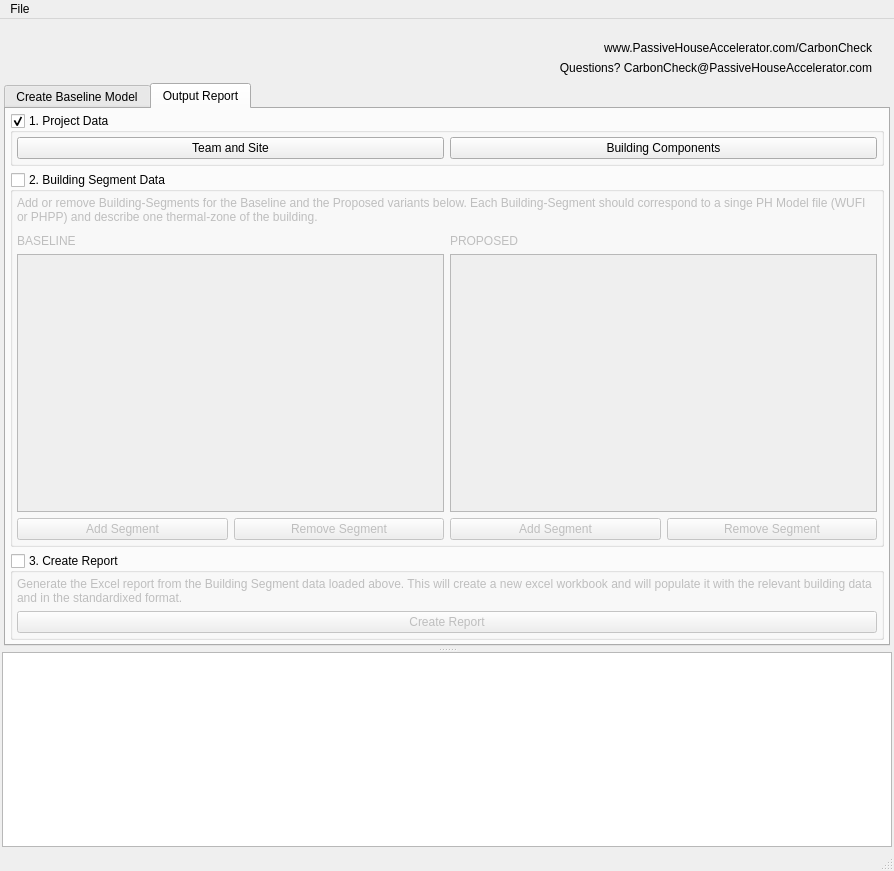
First picture: the form in CC_GUI/views/ui_files/layout_app.ui, repository PH-Tools/CarbonCheck, before the edit.
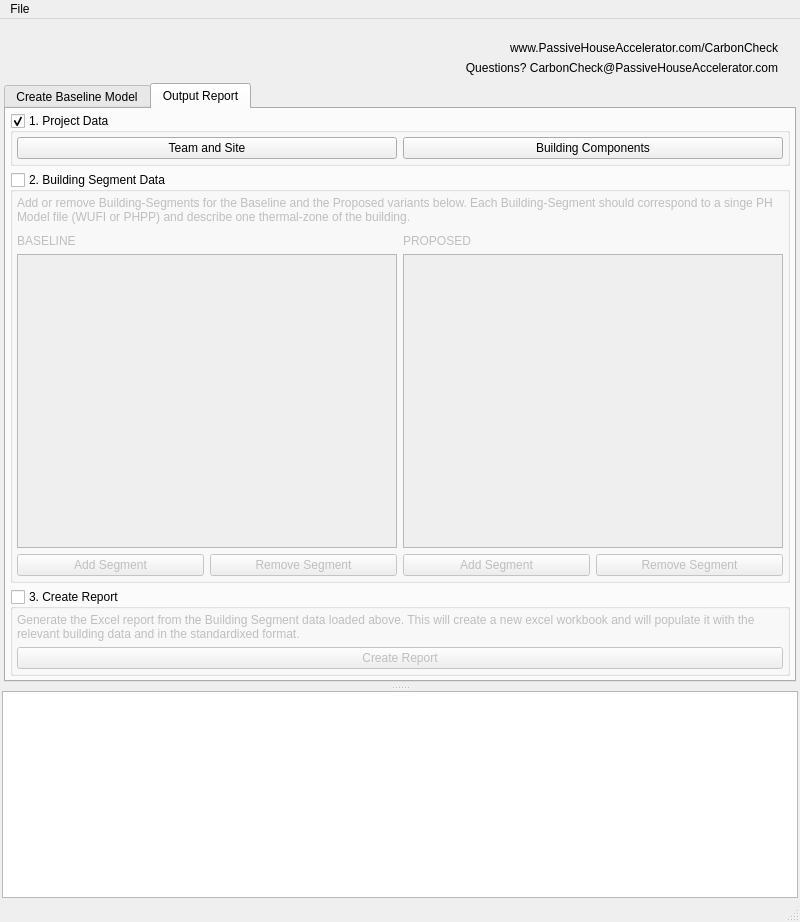
Second picture: the form after the edit. Icons and pictures are not drawn.

Commit message: fix GUI treeView styling, text justification

```diff
--- a/CC_GUI/views/ui_files/layout_app.ui
+++ b/CC_GUI/views/ui_files/layout_app.ui
@@ -6,8 +6,8 @@
    <rect>
     <x>0</x>
     <y>0</y>
-    <width>894</width>
-    <height>871</height>
+    <width>800</width>
+    <height>922</height>
    </rect>
   </property>
   <property name="sizePolicy">
@@ -45,7 +45,7 @@
     <item row="1" column="0">
      <widget class="QSplitter" name="splitter">
       <property name="sizePolicy">
-       <sizepolicy hsizetype="Preferred" vsizetype="MinimumExpanding">
+       <sizepolicy hsizetype="Preferred" vsizetype="Minimum">
         <horstretch>0</horstretch>
         <verstretch>0</verstretch>
        </sizepolicy>
@@ -53,9 +53,18 @@
       <property name="frameShadow">
        <enum>QFrame::Raised</enum>
       </property>
+      <property name="lineWidth">
+       <number>1</number>
+      </property>
       <property name="orientation">
        <enum>Qt::Vertical</enum>
       </property>
+      <property name="handleWidth">
+       <number>7</number>
+      </property>
+      <property name="childrenCollapsible">
+       <bool>true</bool>
+      </property>
       <widget class="QFrame" name="frame_output">
        <property name="sizePolicy">
         <sizepolicy hsizetype="Preferred" vsizetype="Minimum">
@@ -97,7 +106,7 @@
         <item row="0" column="0">
          <widget class="QTabWidget" name="tabs">
           <property name="sizePolicy">
-           <sizepolicy hsizetype="Expanding" vsizetype="Minimum">
+           <sizepolicy hsizetype="Expanding" vsizetype="MinimumExpanding">
             <horstretch>0</horstretch>
             <verstretch>0</verstretch>
            </sizepolicy>
@@ -629,7 +638,7 @@
           </widget>
           <widget class="QWidget" name="tab_OutputReport">
            <property name="sizePolicy">
-            <sizepolicy hsizetype="Preferred" vsizetype="Minimum">
+            <sizepolicy hsizetype="Preferred" vsizetype="MinimumExpanding">
              <horstretch>0</horstretch>
              <verstretch>0</verstretch>
             </sizepolicy>
@@ -653,7 +662,7 @@
             <item>
              <widget class="QFrame" name="frame_main">
               <property name="sizePolicy">
-               <sizepolicy hsizetype="Preferred" vsizetype="Minimum">
+               <sizepolicy hsizetype="Preferred" vsizetype="MinimumExpanding">
                 <horstretch>0</horstretch>
                 <verstretch>0</verstretch>
                </sizepolicy>
@@ -760,7 +769,7 @@
                <item>
                 <widget class="QGroupBox" name="groupBox_Bldg_Data">
                  <property name="sizePolicy">
-                  <sizepolicy hsizetype="Preferred" vsizetype="Minimum">
+                  <sizepolicy hsizetype="Preferred" vsizetype="MinimumExpanding">
                    <horstretch>0</horstretch>
                    <verstretch>0</verstretch>
                   </sizepolicy>
@@ -822,14 +831,17 @@
                    <widget class="QFrame" name="frame_4">
                     <property name="sizePolicy">
                      <sizepolicy hsizetype="MinimumExpanding" vsizetype="MinimumExpanding">
-                      <horstretch>0</horstretch>
-                      <verstretch>0</verstretch>
+                      <horstretch>1</horstretch>
+                      <verstretch>1</verstretch>
                      </sizepolicy>
                     </property>
                     <property name="frameShadow">
                      <enum>QFrame::Raised</enum>
                     </property>
                     <layout class="QGridLayout" name="gridLayout">
+                     <property name="sizeConstraint">
+                      <enum>QLayout::SetDefaultConstraint</enum>
+                     </property>
                      <property name="leftMargin">
                       <number>2</number>
                      </property>
@@ -845,7 +857,7 @@
                      <item row="2" column="0" colspan="2">
                       <widget class="QTreeView" name="tree_view_baseline">
                        <property name="sizePolicy">
-                        <sizepolicy hsizetype="MinimumExpanding" vsizetype="Expanding">
+                        <sizepolicy hsizetype="MinimumExpanding" vsizetype="MinimumExpanding">
                          <horstretch>0</horstretch>
                          <verstretch>0</verstretch>
                         </sizepolicy>
@@ -853,7 +865,7 @@
                        <property name="minimumSize">
                         <size>
                          <width>0</width>
-                         <height>10</height>
+                         <height>1</height>
                         </size>
                        </property>
                        <property name="baseSize">
@@ -867,7 +879,7 @@
                      <item row="1" column="2">
                       <widget class="QLabel" name="label_2">
                        <property name="sizePolicy">
-                        <sizepolicy hsizetype="Preferred" vsizetype="Minimum">
+                        <sizepolicy hsizetype="Preferred" vsizetype="Preferred">
                          <horstretch>0</horstretch>
                          <verstretch>0</verstretch>
                         </sizepolicy>
@@ -893,7 +905,7 @@
                      <item row="1" column="0">
                       <widget class="QLabel" name="label">
                        <property name="sizePolicy">
-                        <sizepolicy hsizetype="Preferred" vsizetype="Maximum">
+                        <sizepolicy hsizetype="Preferred" vsizetype="Preferred">
                          <horstretch>0</horstretch>
                          <verstretch>0</verstretch>
                         </sizepolicy>
@@ -914,7 +926,7 @@
                        <property name="minimumSize">
                         <size>
                          <width>0</width>
-                         <height>10</height>
+                         <height>1</height>
                         </size>
                        </property>
                        <property name="baseSize">
@@ -928,7 +940,7 @@
                      <item row="3" column="0">
                       <widget class="QPushButton" name="btn_add_baseline_seg">
                        <property name="sizePolicy">
-                        <sizepolicy hsizetype="Minimum" vsizetype="Maximum">
+                        <sizepolicy hsizetype="Minimum" vsizetype="Minimum">
                          <horstretch>0</horstretch>
                          <verstretch>0</verstretch>
                         </sizepolicy>
@@ -1064,7 +1076,7 @@
       </widget>
       <widget class="QTextEdit" name="textEdit_output">
        <property name="sizePolicy">
-        <sizepolicy hsizetype="Expanding" vsizetype="Expanding">
+        <sizepolicy hsizetype="Expanding" vsizetype="Preferred">
          <horstretch>0</horstretch>
          <verstretch>0</verstretch>
         </sizepolicy>
@@ -1291,7 +1303,7 @@
     <rect>
      <x>0</x>
      <y>0</y>
-     <width>894</width>
+     <width>800</width>
      <height>24</height>
     </rect>
    </property>
```
Left out of the diff: 2 changed lines with no effect on the pictures. The commit also changes 3 other files.
